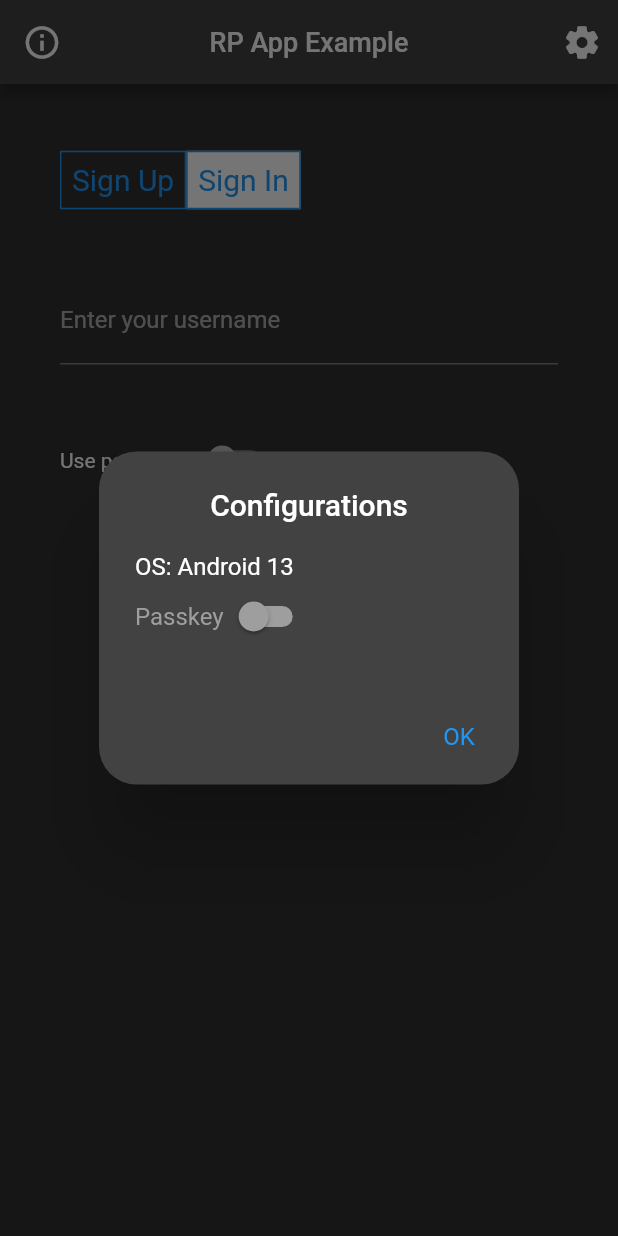
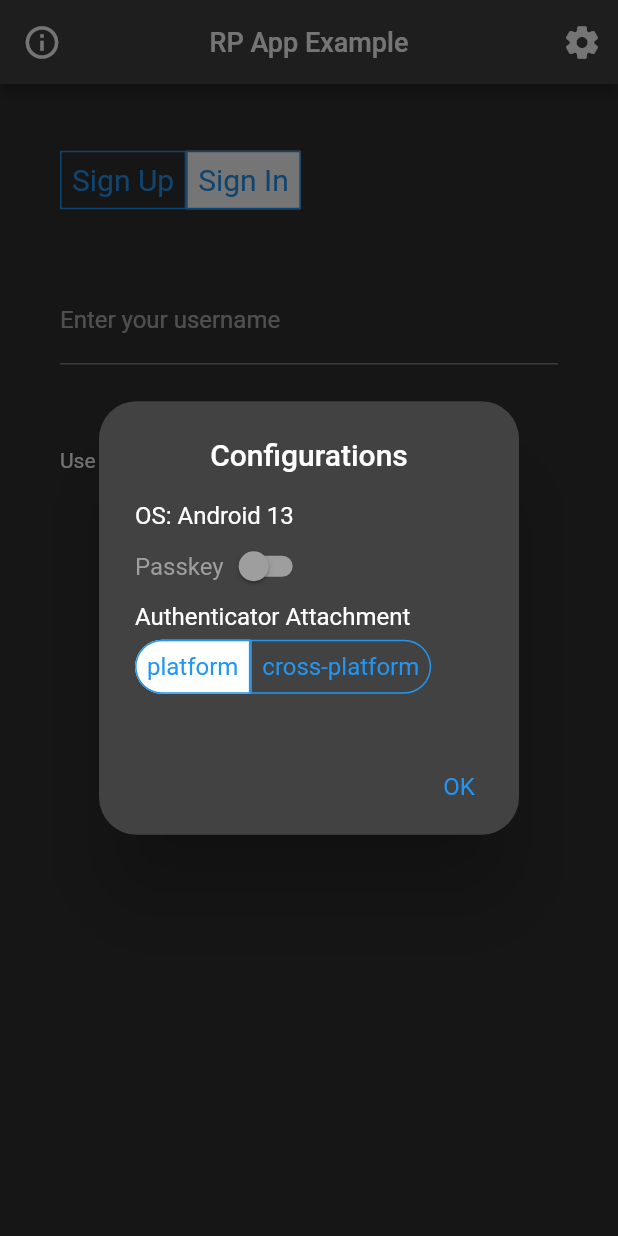
Before and after one commit to AuthenTrend/rp-app-example, a Flutter app: the screen it shows after launch, after a tap on the "settings" icon, on a phone screen of 412 x 824 dp. Run offline on Flutter 3.47's test engine with Material 2 defaults, Android fonts, the phone set to English and light mode, and no system bars; our stand-ins replace device_info_plus, fluttertoast, localization, package_info_plus, shared_preferences, uni_links; missing offline and left inert: dart_jsonwebtoken, flutter_passkey, flutter_web_browser, mobile_scanner.

Commit message:
add Config 'Authenticator Attachment', use flutter_passkey v1.0.3

```diff
--- a/lib/MainPage.dart
+++ b/lib/MainPage.dart
@@ -40,8 +40,10 @@ class _MainPageState extends State<MainPage> {
   StreamSubscription<BrowserEvent>? _browserEvents;
   bool _isBrowserOpened = false;
   final ValueNotifier<Uri?> _browserResponse = ValueNotifier(null);
-  final usernameController = TextEditingController();
-  final passwordController = TextEditingController();
+  final _usernameController = TextEditingController();
+  final _passwordController = TextEditingController();
+  final ValueNotifier<bool> _isPlatformAuthenticatorPreferred = ValueNotifier(true);
+  final ValueNotifier<bool> _isCrossPlatformAuthenticatorPreferred = ValueNotifier(false);
 
   void _showAbout() async {
     PackageInfo.fromPlatform().then((packageInfo) {
@@ -103,14 +105,14 @@ class _MainPageState extends State<MainPage> {
                 crossAxisAlignment: CrossAxisAlignment.start,
                 children: [
                   Text('${'os'.i18n()}: $osVersion'),
-                  Row(
-                    mainAxisAlignment: MainAxisAlignment.start,
-                    children: [
-                      Text('Passkey', style: (isPasskeySupported ? null : const TextStyle(color: Colors.grey))),
-                      ValueListenableBuilder<bool>(
-                        valueListenable: pkSwitch,
-                        builder: (context, currentState, child) {
-                          return Switch(
+                  ValueListenableBuilder<bool>(
+                    valueListenable: pkSwitch,
+                    builder: (context, currentState, child) {
+                      return Row(
+                        mainAxisAlignment: MainAxisAlignment.start,
+                        children: [
+                          Text('Passkey', style: (isPasskeySupported ? null : const TextStyle(color: Colors.grey))),
+                          Switch(
                             value: currentState,
                             inactiveThumbColor: isPasskeySupported ? null : Colors.grey,
                             inactiveTrackColor: isPasskeySupported ? null : Colors.grey,
@@ -118,6 +120,58 @@ class _MainPageState extends State<MainPage> {
                               pkSwitch.value = value;
                               Config.setPasskeyEnabled(value);
                             } : null,
+                          ),
+                        ],
+                      );
+                    },
+                  ),
+                  const Text('Authenticator Attachment'),
+                  Row(
+                    mainAxisAlignment: MainAxisAlignment.start,
+                    children: [
+                      ValueListenableBuilder<bool>(
+                        valueListenable: _isPlatformAuthenticatorPreferred,
+                        builder: (context, currentState, child) {
+                          return TextButton(
+                            onPressed: () {
+                              _isPlatformAuthenticatorPreferred.value = !_isPlatformAuthenticatorPreferred.value;
+                              if (_isPlatformAuthenticatorPreferred.value) {
+                                _isCrossPlatformAuthenticatorPreferred.value = false;
+                              }
+                            },
+                            style: ButtonStyle(
+                              backgroundColor: currentState ? MaterialStateProperty.all(Colors.white) : null,
+                              shape: MaterialStateProperty.all<RoundedRectangleBorder>(
+                                const RoundedRectangleBorder(
+                                  borderRadius: BorderRadius.only(topLeft: Radius.circular(20), bottomLeft: Radius.circular(20)),
+                                  side: BorderSide(color: Colors.blue),
+                                ),
+                              ),
+                            ),
+                            child: const Text('platform'),
+                          );
+                        },
+                      ),
+                      ValueListenableBuilder<bool>(
+                        valueListenable: _isCrossPlatformAuthenticatorPreferred,
+                        builder: (context, currentState, child) {
+                          return TextButton(
+                            onPressed: () {
+                              _isCrossPlatformAuthenticatorPreferred.value = !_isCrossPlatformAuthenticatorPreferred.value;
+                              if (_isCrossPlatformAuthenticatorPreferred.value) {
+                                _isPlatformAuthenticatorPreferred.value = false;
+                              }
+                            },
+                            style: ButtonStyle(
+                              backgroundColor: currentState ? MaterialStateProperty.all(Colors.white) : null,
+                              shape: MaterialStateProperty.all<RoundedRectangleBorder>(
+                                const RoundedRectangleBorder(
+                                  borderRadius: BorderRadius.only(topRight: Radius.circular(20), bottomRight: Radius.circular(20)),
+                                  side: BorderSide(color: Colors.blue),
+                                ),
+                              ),
+                            ),
+                            child: const Text('cross-platform'),
                           );
                         },
                       ),
@@ -269,12 +323,17 @@ class _MainPageState extends State<MainPage> {
     bool isPasskeyEnabled = await Config.isPasskeyEnabled;
     if (isPwLess && !isPasskeyEnabled) {
       Map<String, String> params = {'m': 'signup', 'u': username, 'r': DEEP_LINK_SCHEME};
+      if (_isPlatformAuthenticatorPreferred.value || _isCrossPlatformAuthenticatorPreferred.value) {
+        params['at'] = _isPlatformAuthenticatorPreferred.value ? 'platform' : 'cross-platform';
+      }
       return _openBrowser(Uri.https(Config.rpHostName, "/mindex.html", params));
     }
 
     Map<String, String> params = {'u': username};
     if (isPwLess) {
-      params['at'] = 'platform';
+      if (_isPlatformAuthenticatorPreferred.value || _isCrossPlatformAuthenticatorPreferred.value) {
+        params['at'] = _isPlatformAuthenticatorPreferred.value ? 'platform' : 'cross-platform';
+      }
     }
     else {
       params['p'] = '1';
@@ -385,11 +444,18 @@ class _MainPageState extends State<MainPage> {
     bool isPasskeyEnabled = await Config.isPasskeyEnabled;
     if (!isPasskeyEnabled) {
       Map<String, String> params = {'m': 'registerkey', 'r': DEEP_LINK_SCHEME, 't': _sessionToken ?? ''};
+      if (_isPlatformAuthenticatorPreferred.value || _isCrossPlatformAuthenticatorPreferred.value) {
+        params['at'] = _isPlatformAuthenticatorPreferred.value ? 'platform' : 'cross-platform';
+      }
       Uri uri = Uri.https(Config.rpHostName, "/mindex.html", params);
       return _openBrowser(uri);
     }
 
-    var url = Uri.https(Config.rpHostName, "/registerkey", {'at': 'platform'});
+    Map<String, String> params = {};
+    if (_isPlatformAuthenticatorPreferred.value || _isCrossPlatformAuthenticatorPreferred.value) {
+      params['at'] = _isPlatformAuthenticatorPreferred.value ? 'platform' : 'cross-platform';
+    }
+    var url = Uri.https(Config.rpHostName, "/registerkey", params);
     var headers = {'Authorization': 'Bearer ${_sessionToken ?? ''}'};
     var response = (await http.get(url, headers: headers)).json;
     if (response['status'] != 'ok') {
@@ -464,7 +530,7 @@ class _MainPageState extends State<MainPage> {
               border: const UnderlineInputBorder(),
               labelText: 'enter_username'.i18n(),
             ),
-            controller: usernameController,
+            controller: _usernameController,
           ),
           const SizedBox(height: 40),
           ValueListenableBuilder<bool>(
@@ -515,7 +581,7 @@ class _MainPageState extends State<MainPage> {
                       border: const UnderlineInputBorder(),
                       labelText: 'enter_password'.i18n(),
                     ),
-                    controller: passwordController,
+                    controller: _passwordController,
                     obscureText: true,
                   ),
                 ],
@@ -525,8 +591,8 @@ class _MainPageState extends State<MainPage> {
           const SizedBox(height: 50),
           FilledButton(
             onPressed: () {
-              final username = usernameController.text;
-              final password = passwordController.text;
+              final username = _usernameController.text;
+              final password = _passwordController.text;
               var result = _isSignUp ? _signUp(username, pwSwitch.value ? password : null) : _signIn(username, pwSwitch.value ? password : null, (tfaSwitchState.value == switchOn));
               result.then((response) {
                 if (response['status'] != 'ok') {
@@ -638,16 +704,16 @@ class _MainPageState extends State<MainPage> {
 
   @override
   void dispose() {
-    usernameController.dispose();
-    passwordController.dispose();
+    _usernameController.dispose();
+    _passwordController.dispose();
     super.dispose();
   }
 
   @override
   Widget build(BuildContext context) {
     var title = 'app_title'.i18n();
-    usernameController.text = '';
-    passwordController.text = '';
+    _usernameController.text = '';
+    _passwordController.text = '';
     return GestureDetector(
       onTap: () {
         FocusManager.instance.primaryFocus?.unfocus();
--- a/pubspec.yaml
+++ b/pubspec.yaml
@@ -16,7 +16,7 @@ publish_to: 'none' # Remove this line if you wish to publish to pub.dev
 # https://developer.apple.com/library/archive/documentation/General/Reference/InfoPlistKeyReference/Articles/CoreFoundationKeys.html
 # In Windows, build-name is used as the major, minor, and patch parts
 # of the product and file versions while build-number is used as the build suffix.
-version: 1.0.0+1
+version: 1.0.2+3
 
 environment:
   sdk: '>=2.19.6 <3.0.0'
@@ -49,7 +49,7 @@ dependencies:
   http: ^0.13.5
   dart_jsonwebtoken: ^2.7.1
 
-  flutter_passkey: ^1.0.1
+  flutter_passkey: ^1.0.3
 
 dev_dependencies:
   flutter_test:
```
Also changed, not shown: pubspec.lock, 2 other files.
